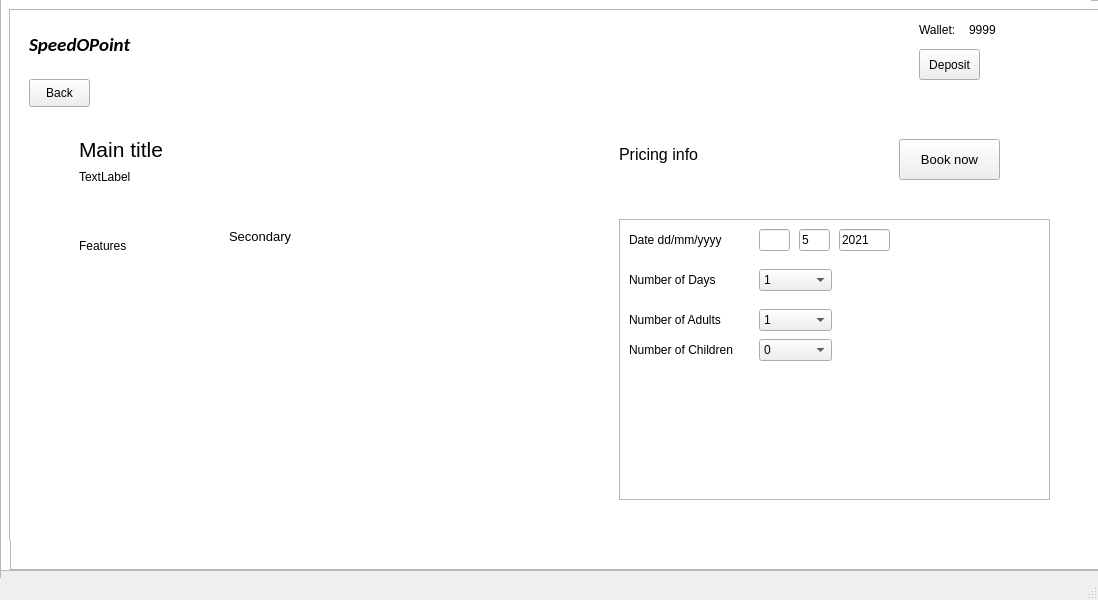
Above: SpeedoPoint/mainwindow.ui from AliEissa2077/speedopoint before the change. Below: the same form after it.
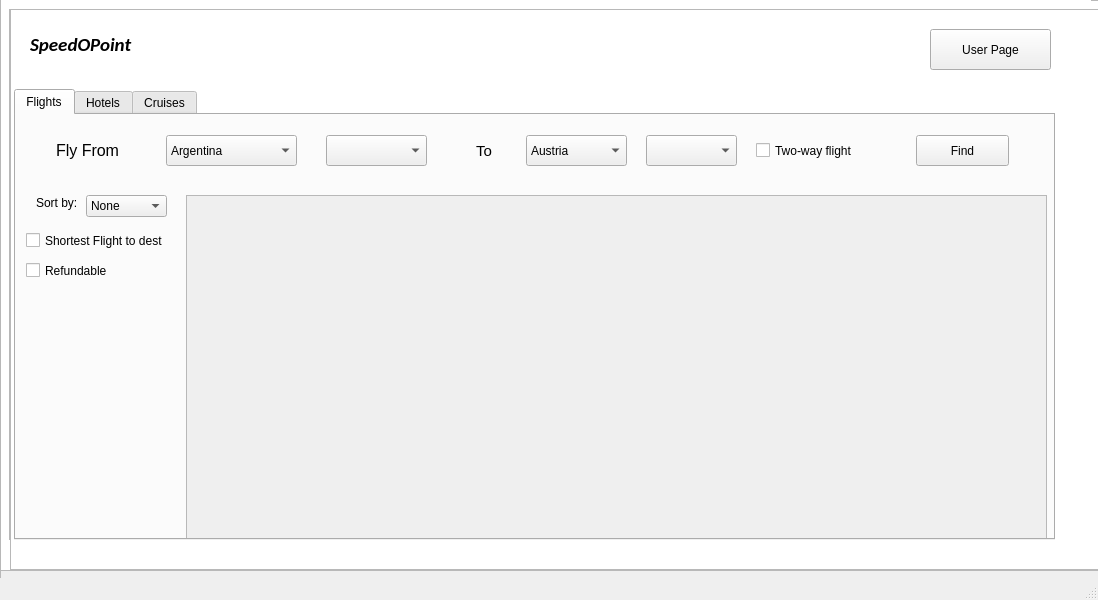
That is the form after the change.

What changed in the file:
```diff
--- a/SpeedoPoint/mainwindow.ui
+++ b/SpeedoPoint/mainwindow.ui
@@ -569,6 +569,9 @@
        <property name="text">
         <string>Two-way flight</string>
        </property>
+       <property name="checked">
+        <bool>false</bool>
+       </property>
       </widget>
       <widget class="QPushButton" name="SearchFlights">
        <property name="geometry">
@@ -659,8 +662,8 @@
       <widget class="QCheckBox" name="Refundable">
        <property name="geometry">
         <rect>
-         <x>30</x>
-         <y>110</y>
+         <x>10</x>
+         <y>140</y>
          <width>111</width>
          <height>31</height>
         </rect>
@@ -707,6 +710,19 @@
         </item>
        </layout>
       </widget>
+      <widget class="QCheckBox" name="Shortest">
+       <property name="geometry">
+        <rect>
+         <x>10</x>
+         <y>110</y>
+         <width>161</width>
+         <height>31</height>
+        </rect>
+       </property>
+       <property name="text">
+        <string>Shortest Flight to dest</string>
+       </property>
+      </widget>
      </widget>
      <widget class="QWidget" name="Hotels">
       <attribute name="title">
@@ -2403,8 +2419,8 @@
    </widget>
    <zorder>LoginScreen</zorder>
    <zorder>UserPage</zorder>
-   <zorder>Listings</zorder>
    <zorder>DetailsPage</zorder>
+   <zorder>Listings</zorder>
   </widget>
   <widget class="QMenuBar" name="menubar">
    <property name="geometry">
```
